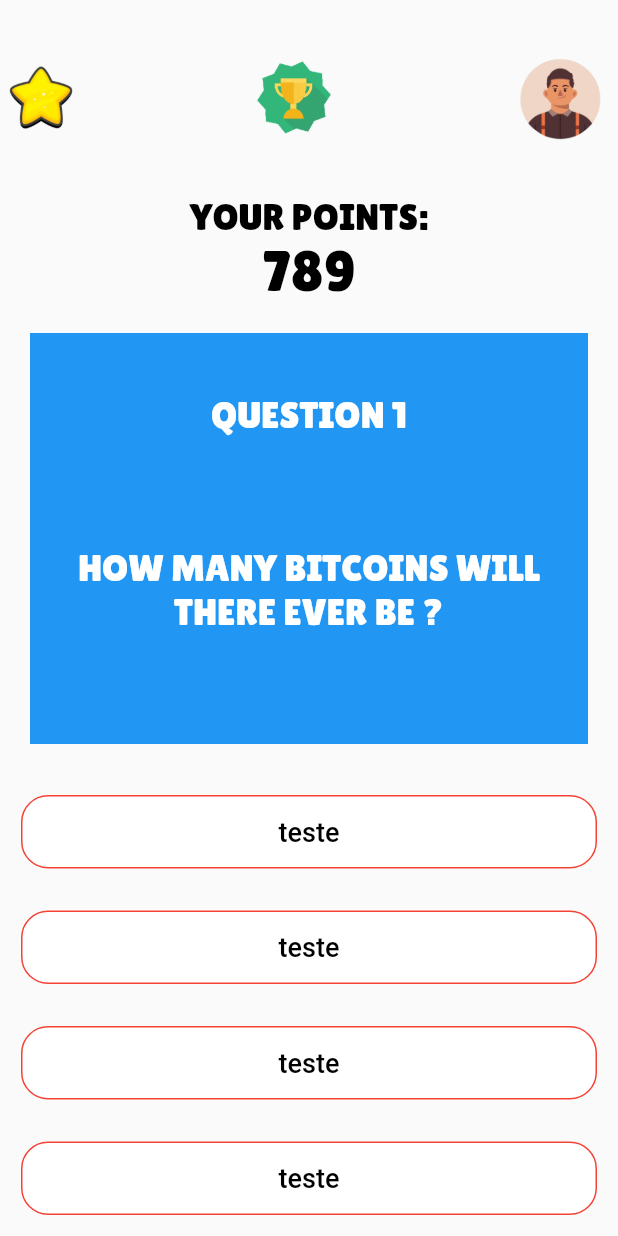
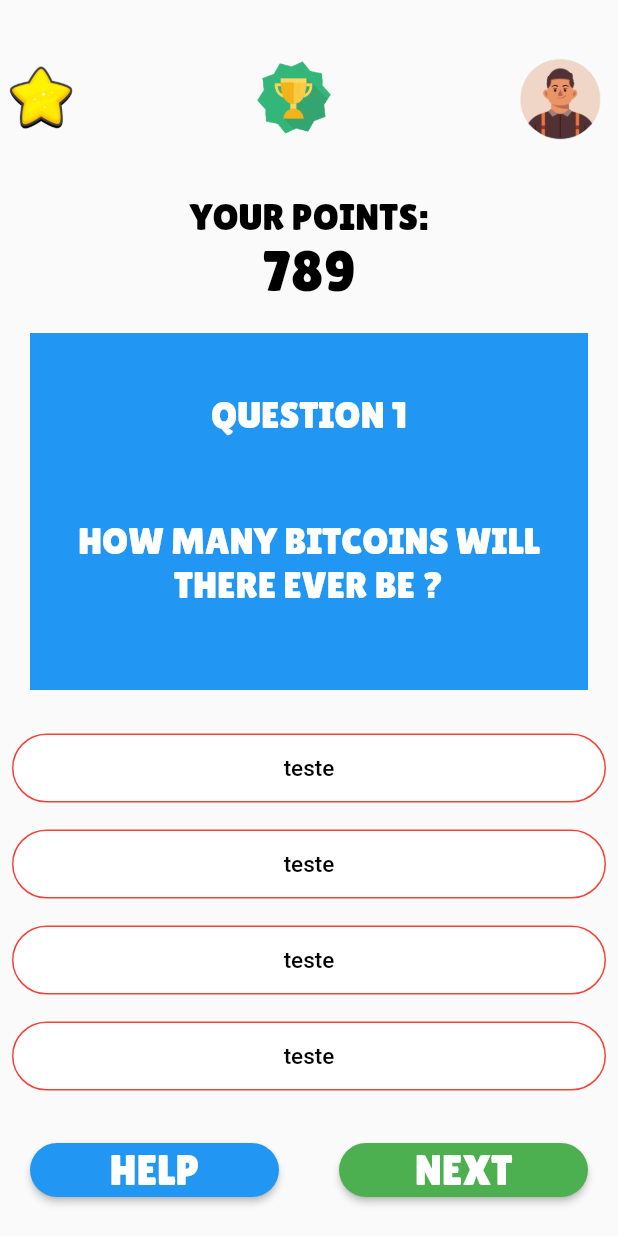
Before and after one commit to Jeremias-2000/quiz-app, a Flutter app: the QuestionPage screen opened by its route, on a phone screen of 412 x 824 dp. Run offline on Flutter 3.47's test engine with Material 2 defaults, Android fonts, the phone set to English and light mode, and no system bars; our stand-ins replace google_fonts.

Commit message:
adicionar botoes na tela de perguntas

```diff
--- a/lib/screens/question.dart
+++ b/lib/screens/question.dart
@@ -42,31 +42,80 @@
               ],
             ),
             AdicionarTexto(
-              texto: "YOUR POINTS:",
-              estiloFonte: GoogleFonts.lilitaOne(
-                textStyle:const TextStyle(
-                  fontSize: 25.0,
-                  color: Colors.black
-                )
-              )
-            ),
+                texto: "YOUR POINTS:",
+                estiloFonte: GoogleFonts.lilitaOne(
+                    textStyle:
+                        const TextStyle(fontSize: 25.0, color: Colors.black))),
             AdicionarTexto(
                 texto: "789",
                 estiloFonte: GoogleFonts.lilitaOne(
                     textStyle:
                         const TextStyle(fontSize: 38.0, color: Colors.black))),
-            const AdicionarPergunta(numeroPergunta: 'QUESTION 1',pergunta: 'HOW MANY BITCOINS WILL \nTHERE EVER BE ?'),
+            const AdicionarPergunta(
+                numeroPergunta: 'QUESTION 1',
+                pergunta: 'HOW MANY BITCOINS WILL \nTHERE EVER BE ?'),
 
-            AdicionarAlternativa(texto: 'teste',),
-            AdicionarAlternativa(texto: 'teste',),
-            AdicionarAlternativa(texto: 'teste',),
-            AdicionarAlternativa(texto: 'teste',),
-
+            AdicionarAlternativa(
+              texto: 'teste',
+            ),
+            AdicionarAlternativa(
+              texto: 'teste',
+            ),
+            AdicionarAlternativa(
+              texto: 'teste',
+            ),
+            AdicionarAlternativa(
+              texto: 'teste',
+            ),
 
             //adicionar dois botões  um de help  e próximo
             Row(
               children: [
+                Expanded(
+                    child: Padding(
+                  padding: const EdgeInsets.all(20.0),
+                  child: ButtonTheme(
+                    shape: RoundedRectangleBorder(
+                        borderRadius: BorderRadius.circular(20)),
 
+                    child: RaisedButton(
+                      onPressed: () {
+                        print('Botão HELP foi pressionado !');
+                      },
+                      child: Text("HELP",
+                          textAlign: TextAlign.center,
+                          style: GoogleFonts.lilitaOne(
+                              textStyle: const TextStyle(
+                                  fontSize: 28.0,
+                                  color: Colors.white))),
+                    ),
+                  ),
+                )),
+                Expanded(
+          child: Padding(
+            padding: const EdgeInsets.all(20.0),
+            child: ButtonTheme(
+              shape:
+              RoundedRectangleBorder(borderRadius: BorderRadius.circular(20)),
+              child: RaisedButton(
+                onPressed: () {
+                 print('Botão NEXT foi pressionado !');
+                },
+                color: Colors.green,
+                child: Text(
+                  "NEXT",
+                  textAlign: TextAlign.center,
+                  style: GoogleFonts.lilitaOne(
+                    textStyle: const TextStyle(
+                      fontSize: 28.0,
+                      color: Colors.white
+                    )
+                  )
+                ),
+              ),
+            ),
+          )
+        ),
               ],
             )
           ],
--- a/lib/widgets/adicionar_alternativa.dart
+++ b/lib/widgets/adicionar_alternativa.dart
@@ -1,7 +1,7 @@
-import 'package:avaliacao2_quiz/controller/app_controller.dart';
+
 
 import 'package:avaliacao2_quiz/widgets/adicionar_texto.dart';
-import 'package:avaliacao2_quiz/widgets/trocar_cor_alternativa.dart';
+
 import 'package:flutter/material.dart';
 import 'package:google_fonts/google_fonts.dart';
 
@@ -14,24 +14,24 @@
   @override
   Widget build(BuildContext context) {
     return  Padding(
-      padding: const EdgeInsets.all(14.0),
+      padding: const EdgeInsets.all(8.0),
       child: FlatButton(
         shape: RoundedRectangleBorder(
-          borderRadius: BorderRadius.circular(18.0),
+          borderRadius: BorderRadius.circular(30.0),
           side: BorderSide(color: Colors.red)),
         color: Colors.white,
         textColor: Colors.blue,
 
         padding: EdgeInsets.all(14.0),
         onPressed: () {
-
+          print('Botão pressionado !');
         },
         child: AdicionarTexto(
           texto: texto,
           estiloFonte: GoogleFonts.roboto(
             textStyle:
             const TextStyle(
-              fontSize: 18.0,
+              fontSize: 15.0,
               color: Colors.black
             )
           )
@@ -42,20 +42,6 @@
 
 
 
-     /* Padding(
-      padding: const EdgeInsets.all(20.0),
-      child: Container(
-        width: 75.0,
-        height: 45.0,
-        color: Colors.white54,
-        child: TextButton(
-          onPressed: () {  },
-          child: AdicionarTexto(
-            texto: texto,
-            estiloFonte: fonte
-          ),
-        ),
-      ),
-    ); */
+
   }
 }
```
Also changed, not shown: assets/images/plano_de_fundo.jpg (deleted).
